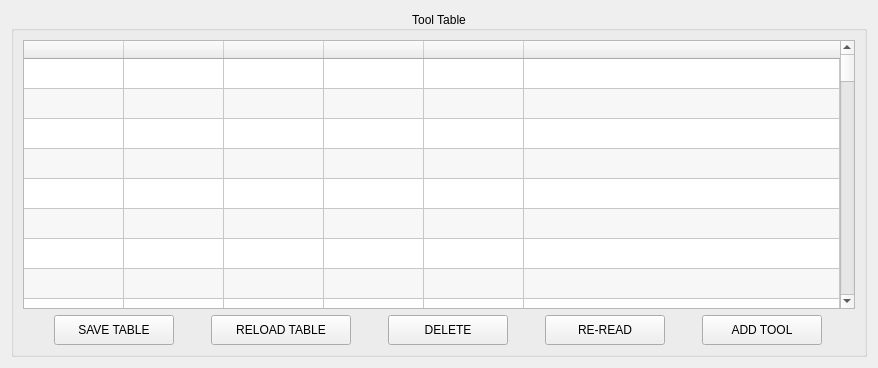
First picture: the form in QtPyVCP/widgets/input_widgets/tooltable/tooltable.ui, repository kcjengr/qtpyvcp, before the edit.
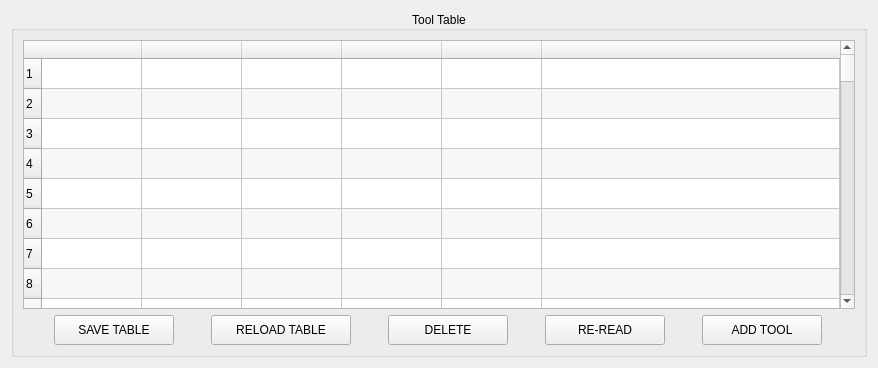
Second picture: the form after the edit.

```diff
--- a/QtPyVCP/widgets/input_widgets/tooltable/tooltable.ui
+++ b/QtPyVCP/widgets/input_widgets/tooltable/tooltable.ui
@@ -44,7 +44,7 @@
          <bool>true</bool>
         </attribute>
         <attribute name="verticalHeaderVisible">
-         <bool>false</bool>
+         <bool>true</bool>
         </attribute>
         <row/>
         <row/>
```
